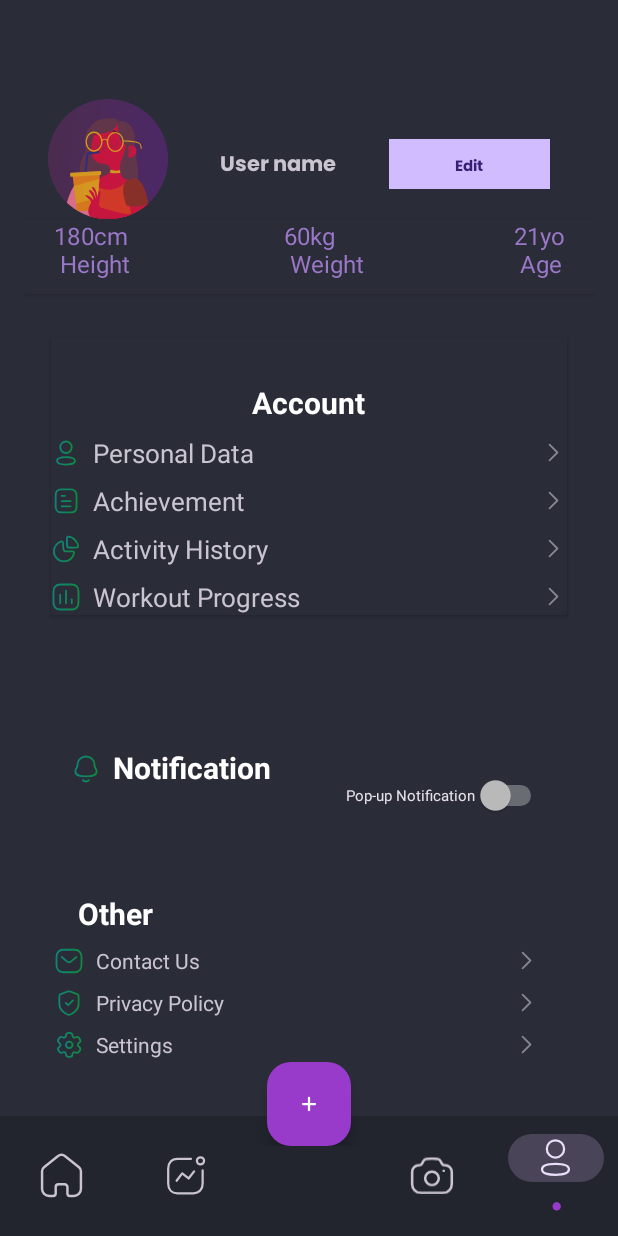
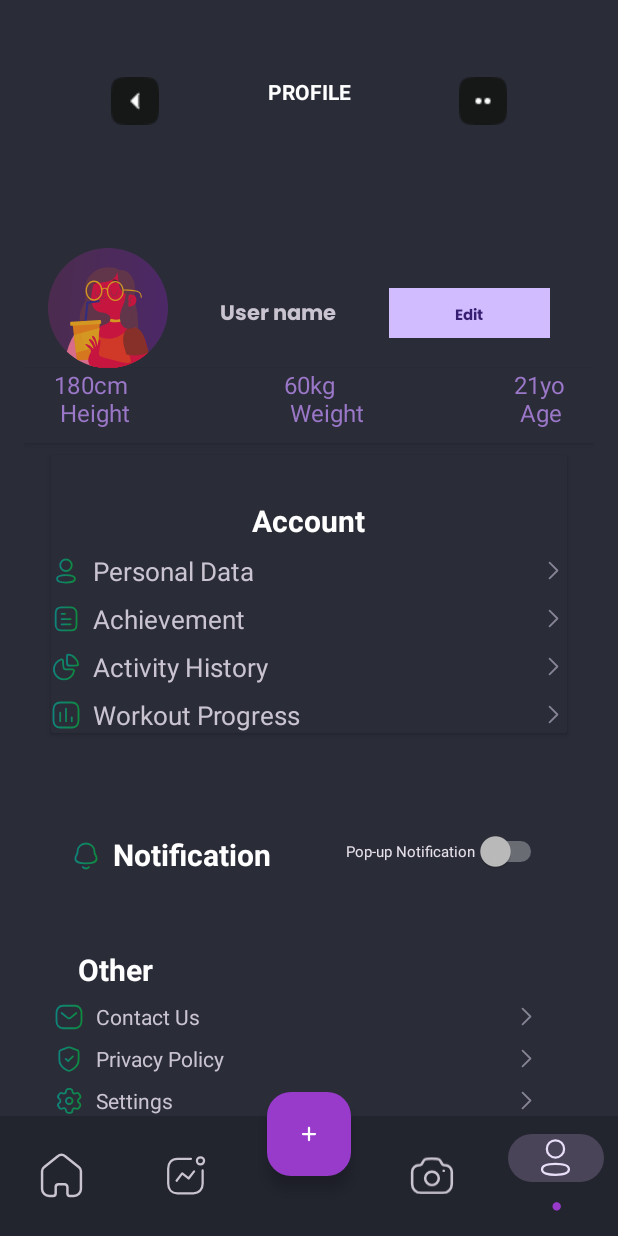
Before and after one commit to ST10188402/PowerPath, an Android app: the ContainerActivity screen opened directly, with no data from a screen before it, item 5 of the bottom bar chosen, on a phone screen of 412 x 824 dp. Run offline under Robolectric (Android 15) with nearby library versions, the phone set to English and light mode, and no system bars; our stand-ins replace Firebase (no records; nobody signed in at launch, a user with empty details on screens opened directly).

Commit message:
Updated more UI and some backend in ContainerActivity.kt

```diff
--- a/app/src/main/java/com/opsc/powerpath/ContainerActivity.kt
+++ b/app/src/main/java/com/opsc/powerpath/ContainerActivity.kt
@@ -3,6 +3,7 @@ package com.opsc.powerpath
 import android.content.Intent
 import android.os.Bundle
 import android.text.TextUtils.replace
+import android.widget.TextView
 import androidx.activity.enableEdgeToEdge
 import androidx.appcompat.app.AppCompatActivity
 
@@ -22,8 +23,12 @@ class ContainerActivity : AppCompatActivity() {
         enableEdgeToEdge()
         val transaction: FragmentTransaction = supportFragmentManager.beginTransaction()
 
+        val nh = findViewById<TextView>(R.id.nav_header)
+
         newWorkout = findViewById(R.id.fab)
         bottomNavigationView = findViewById(R.id.nav_view)
+
+
 
 
         newWorkout.setOnClickListener {
@@ -40,22 +45,25 @@ class ContainerActivity : AppCompatActivity() {
                         val transaction = supportFragmentManager.beginTransaction()
                         transaction.replace(R.id.nav_host, HomeFragment())
                         transaction.commit()
+                        nh.text = "Home"
+                    }
+                    true
+                }
+                R.id.camera -> {
+                    if (currentFragment !is TakePhotoFragment) {
+                        val transaction = supportFragmentManager.beginTransaction()
+                        transaction.replace(R.id.nav_host, TakePhotoFragment())
+                        transaction.commit()
+                        nh.text = "Camera"
                     }
                     true
                 }
                 R.id.statistics -> {
-                    if (currentFragment !is TakePhotoFragment) {
-                        val transaction = supportFragmentManager.beginTransaction()
-                        transaction.replace(R.id.nav_host, TakePhotoFragment())
-                        transaction.commit()
-                    }
-                    true
-                }
-                R.id.camera -> {
                     if (currentFragment !is ProgressPage) {
                         val transaction = supportFragmentManager.beginTransaction()
                         transaction.replace(R.id.nav_host, ProgressPage())
                         transaction.commit()
+                        nh.text = "Statistics"
                     }
                     true
                 }
@@ -64,6 +72,7 @@ class ContainerActivity : AppCompatActivity() {
                         val transaction = supportFragmentManager.beginTransaction()
                         transaction.replace(R.id.nav_host, ProfileFragment())
                         transaction.commit()
+                        nh.text = "Profile"
                     }
                     true
                 }
--- a/app/src/main/res/layout/activity_home.xml
+++ b/app/src/main/res/layout/activity_home.xml
@@ -6,20 +6,67 @@
     android:layout_height="match_parent"
     tools:context=".ContainerActivity">
 
-    <androidx.coordinatorlayout.widget.CoordinatorLayout
+
+    <androidx.constraintlayout.widget.ConstraintLayout
         android:layout_width="match_parent"
         android:background="@color/background"
         android:id="@+id/main"
         android:layout_height="match_parent"
         tools:context=".MainActivity">
 
+        <com.google.android.material.navigation.NavigationView
+            android:id="@+id/navigationView"
+            android:layout_width="match_parent"
+            android:layout_height="wrap_content"
+            android:layout_marginTop="35dp"
+            android:background="@color/background_grey"
+            android:padding="16dp"
+            app:layout_constraintEnd_toEndOf="parent"
+            app:layout_constraintStart_toStartOf="parent"
+            app:layout_constraintTop_toTopOf="parent">
+
+            <LinearLayout
+                android:layout_width="match_parent"
+                android:layout_height="wrap_content"
+                android:gravity="center"
+                android:orientation="horizontal">
+
+                <ImageView
+                    android:layout_width="wrap_content"
+                    android:layout_height="wrap_content"
+                    android:src="@drawable/back_button_home" />
+
+                <TextView
+                    android:id="@+id/nav_header"
+                    android:layout_width="200dp"
+                    android:layout_height="match_parent"
+                    android:paddingStart="20dp"
+                    android:paddingEnd="20dp"
+                    android:text="Home"
+                    android:textAlignment="center"
+                    android:textAllCaps="true"
+                    android:textColor="@color/white"
+                    android:textStyle="bold" />
+
+                <ImageView
+                    android:layout_width="wrap_content"
+                    android:layout_height="wrap_content"
+                    android:src="@drawable/detail_button_home" />
+
+            </LinearLayout>
+        </com.google.android.material.navigation.NavigationView>
+
         <FrameLayout
+            android:id="@+id/nav_host"
             android:layout_width="match_parent"
-            android:layout_height="match_parent"
-            android:id="@+id/nav_host" >
-
-
-        </FrameLayout>
+            android:layout_height="wrap_content"
+            android:layout_gravity="center"
+            app:layout_constraintBottom_toTopOf="@+id/nav_view"
+            app:layout_constraintEnd_toEndOf="parent"
+            app:layout_constraintHorizontal_bias="0.0"
+            app:layout_constraintStart_toStartOf="parent"
+            app:layout_constraintTop_toBottomOf="@+id/navigationView"
+            app:layout_constraintVertical_bias="0.0" />
 
         <com.google.android.material.bottomnavigation.BottomNavigationView
             android:id="@+id/nav_view"
@@ -27,10 +74,13 @@
             android:layout_height="wrap_content"
             android:layout_gravity="bottom"
             android:background="@color/navbar"
+            app:elevation="0dp"
+            app:itemIconSize="30dp"
             app:itemRippleColor="@color/transparent"
             app:itemTextColor="@color/button_purple"
-            app:itemIconSize="30dp"
-            app:elevation="0dp"
+            app:layout_constraintBottom_toBottomOf="parent"
+            app:layout_constraintEnd_toEndOf="parent"
+            app:layout_constraintStart_toStartOf="parent"
             app:menu="@menu/bottom_nav" />
 
 
@@ -38,12 +88,13 @@
             android:layout_width="match_parent"
             android:layout_height="230dp"
             android:layout_gravity="bottom"
-            android:layout_marginBottom="60dp">
+            app:layout_constraintBottom_toBottomOf="@+id/nav_view">
 
             <com.google.android.material.floatingactionbutton.FloatingActionButton
                 android:id="@+id/fab"
                 android:layout_width="wrap_content"
                 android:layout_height="wrap_content"
+                android:layout_marginBottom="40dp"
                 android:clickable="true"
                 android:focusable="true"
                 android:src="@drawable/ic_plus"
@@ -77,6 +128,6 @@
 
         </androidx.constraintlayout.widget.ConstraintLayout>
 
-    </androidx.coordinatorlayout.widget.CoordinatorLayout>
+    </androidx.constraintlayout.widget.ConstraintLayout>
 
 </FrameLayout>
--- a/app/src/main/res/layout/item2_progpage.xml
+++ b/app/src/main/res/layout/item2_progpage.xml
@@ -85,7 +85,7 @@
                     android:layout_width="match_parent"
                     android:layout_height="100dp"
                     android:layout_weight="1"
-                    tools:srcCompat="@drawable/img_learnmore_progpage" />
+                    android:src="@drawable/img_learnmore_progpage" />
 
 
             </LinearLayout>
```
Also changed, not shown: app/src/main/res/drawable/back_button_home.png (added), app/src/main/res/drawable/detail_button_home.png (added).
